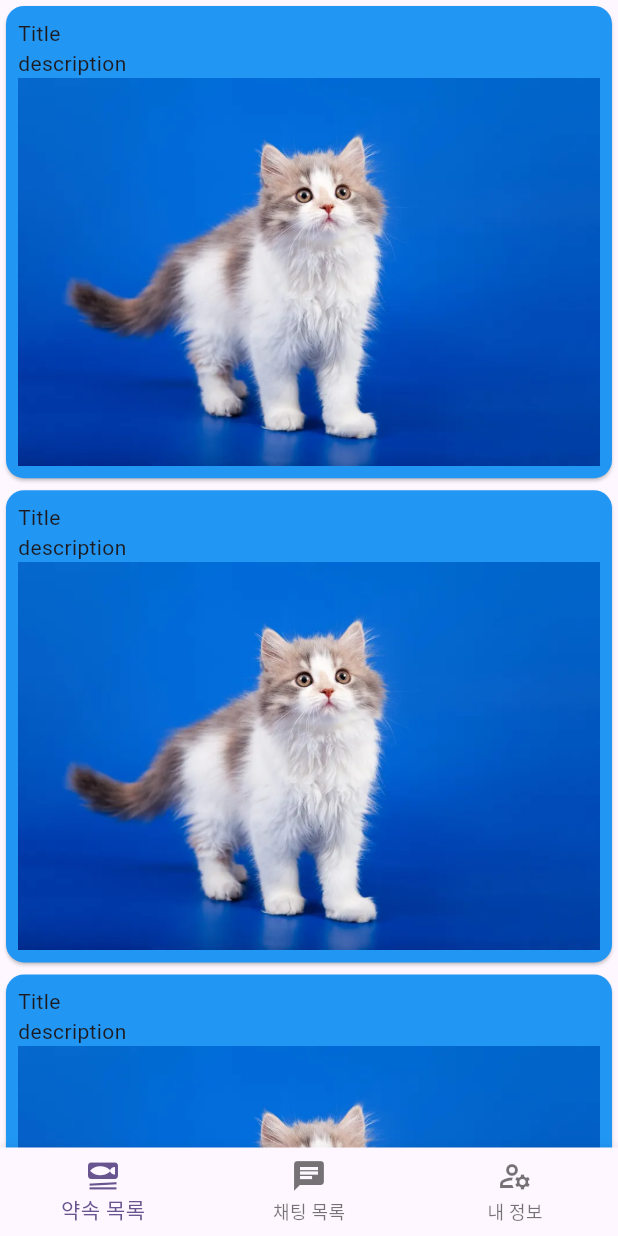
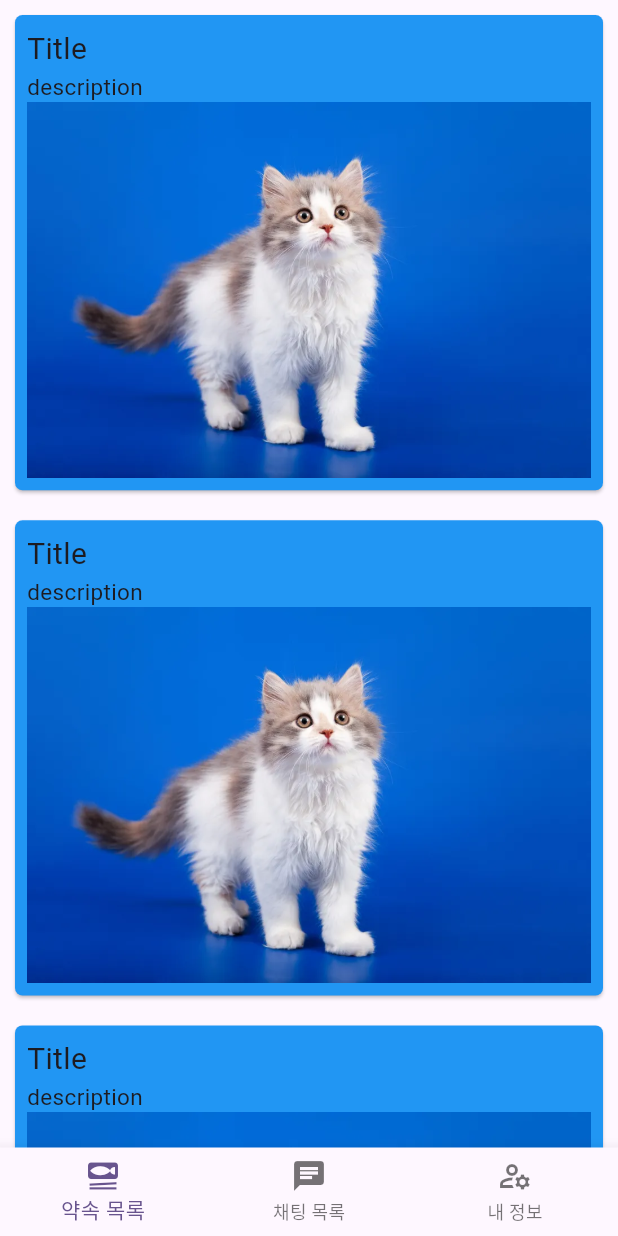
Before and after one commit to sjml2002/promiseScheduling, a Flutter app: the screen it shows after launch, on a phone screen of 412 x 824 dp. Run offline on Flutter 3.47's test engine with Material 3 defaults, Android fonts, the phone set to English and light mode, and no system bars.

Commit message:
간단 디자인 개선

```diff
--- a/lib/widgets/schedule_card.dart
+++ b/lib/widgets/schedule_card.dart
@@ -4,14 +4,23 @@ class SchedulePreviewCard extends StatelessWidget {
   @override
   Widget build(BuildContext context) {
     return Card(
+      margin: EdgeInsets.symmetric(vertical: 10, horizontal: 10),
+      shape: RoundedRectangleBorder(
+          borderRadius: BorderRadius.all(Radius.circular(5))),
       color: Colors.blue,
       child: Padding(
         padding: const EdgeInsets.all(8.0),
         child: Column(
           crossAxisAlignment: CrossAxisAlignment.stretch,
           children: [
-            Text("Title"),
-            Text("description"),
+            Text(
+              "Title",
+              style: TextStyle(fontSize: 20),
+            ),
+            Text(
+              "description",
+              style: TextStyle(fontSize: 15),
+            ),
             Image.asset("assets/images/schedule_preview_sample.jpg")
           ],
         ),
```
